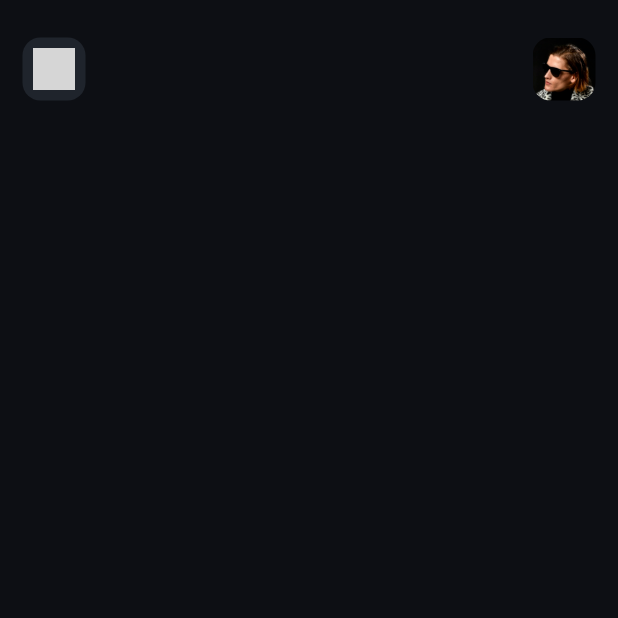
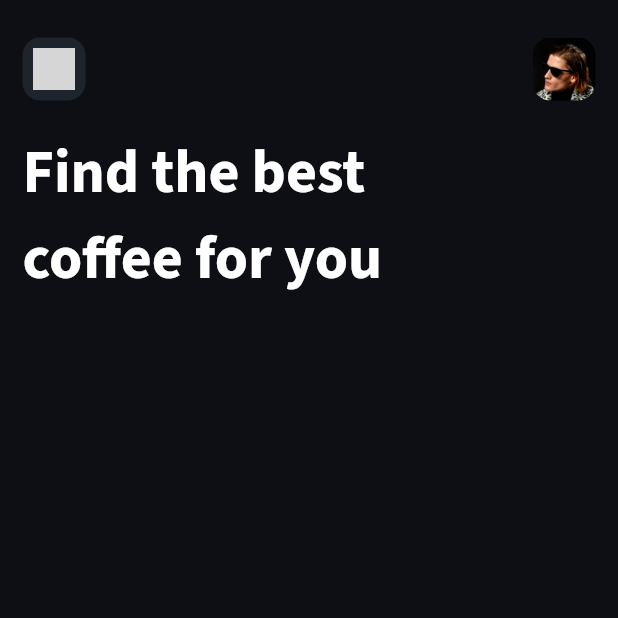
Before and after one commit to kwakyebrilliant/flutter_demoapp, a Flutter app: the screen it shows after launch, on a phone screen of 412 x 824 dp, the top half of it. Run offline on Flutter 3.47's test engine with Material 2 defaults, Android fonts, the phone set to English and light mode, and no system bars; our stand-ins replace google_fonts; missing offline and left inert: iconify_flutter; grey boxes are pictures that could not be loaded.

Commit message:
dashboard updates

```diff
--- a/lib/dashboard_page.dart
+++ b/lib/dashboard_page.dart
@@ -1,5 +1,6 @@
 import 'package:flutter/material.dart';
 import 'package:flutter_demoapp/color_palette.dart';
+import 'package:google_fonts/google_fonts.dart';
 import 'package:iconify_flutter/iconify_flutter.dart';
 import 'package:iconify_flutter/icons/heroicons_solid.dart';
 
@@ -65,6 +66,18 @@
                 ],
               ),
             ),
+            Container(
+              padding: const EdgeInsets.only(left: 15.0, top: 15.0),
+              width: (MediaQuery.of(context).size.width / 3) * 2 + 25.0,
+              child: Text(
+                'Find the best coffee for you',
+                style: GoogleFonts.sourceSansPro(
+                  fontWeight: FontWeight.bold,
+                  color: Colors.white,
+                  fontSize: 40.0,
+                ),
+              ),
+            ),
           ],
         ),
       ),
```
